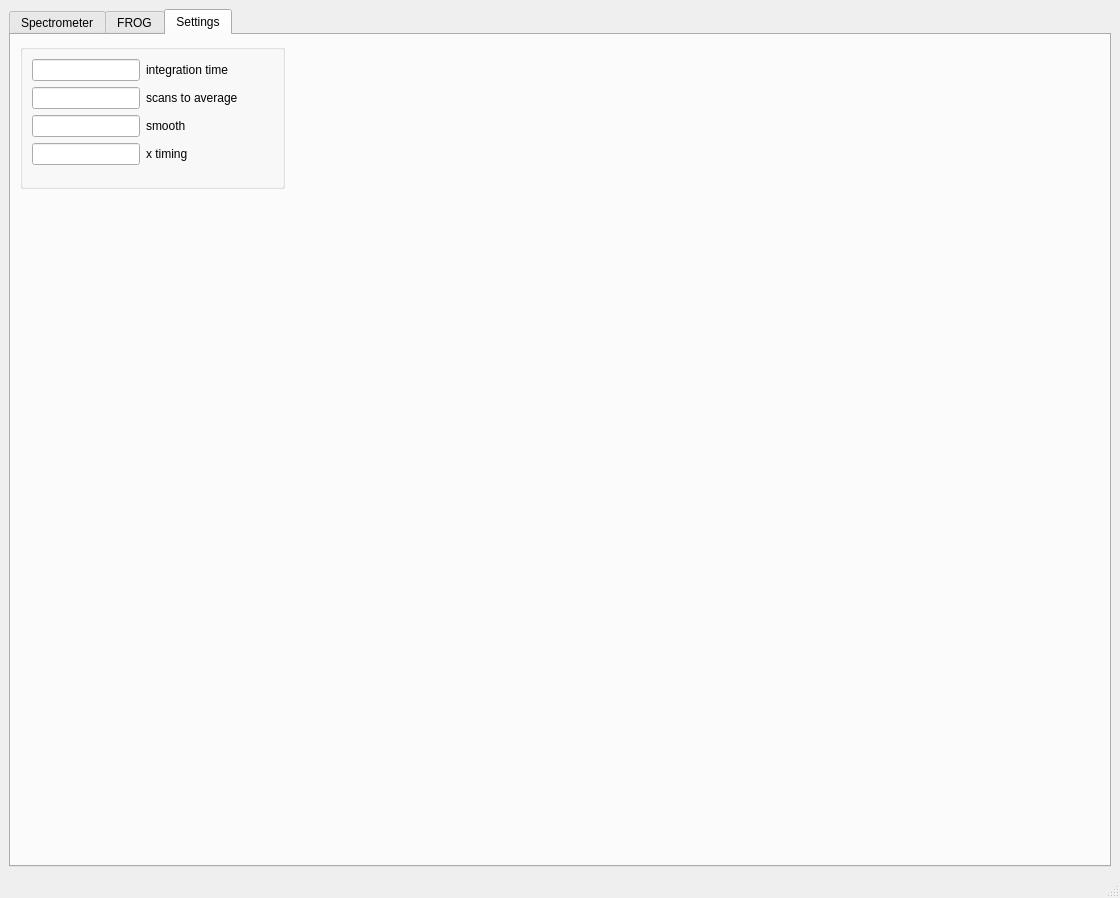
Old version of the form qt_designer/form.ui in the repository peter-chang62/Chi-3-FROG.
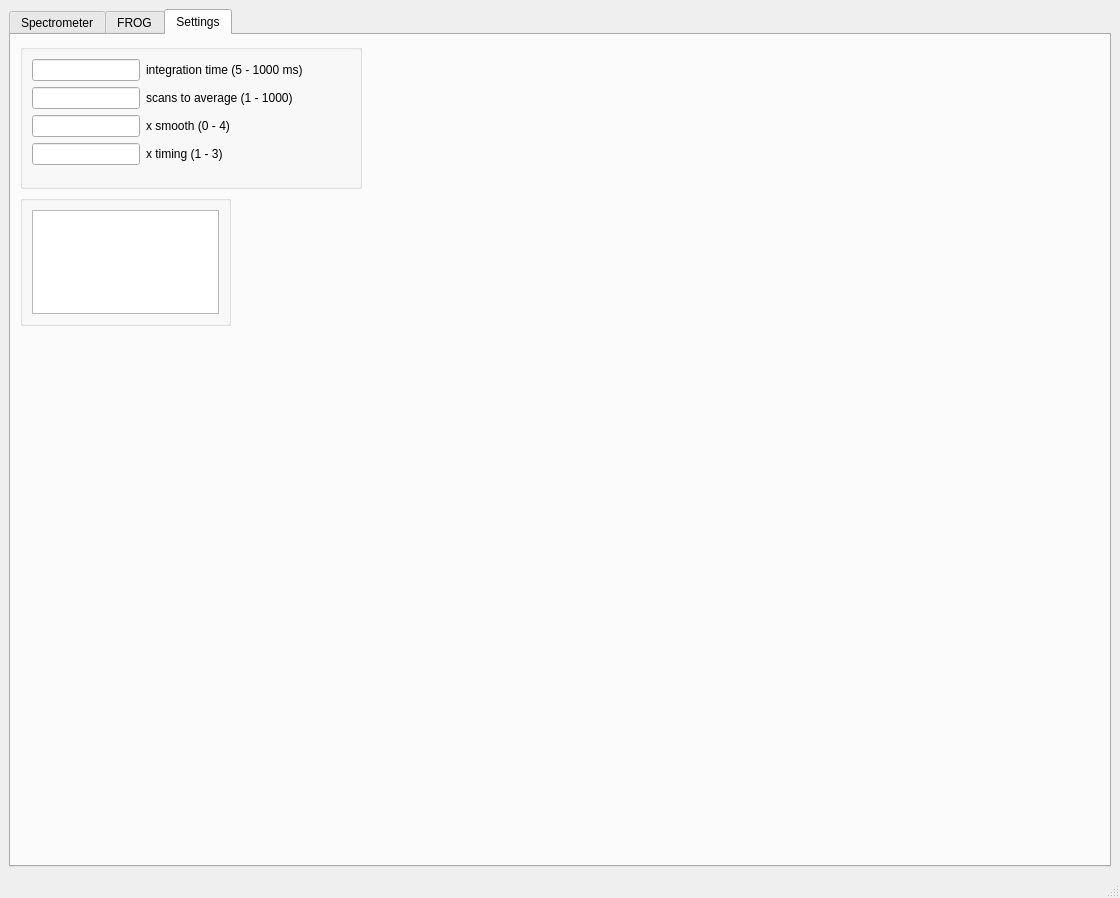
New version of the form. The open tabs and pages were chosen to show the change. Custom widgets are drawn as their Qt base class.

Commit message: settings tab

What changed in the file:
```diff
--- a/qt_designer/form.ui
+++ b/qt_designer/form.ui
@@ -737,18 +737,18 @@
        <attribute name="title">
         <string>Settings</string>
        </attribute>
-       <layout class="QGridLayout" name="gridLayout_11">
+       <layout class="QGridLayout" name="gridLayout_12">
         <item row="0" column="0" rowspan="2">
          <widget class="QGroupBox" name="groupBox_4">
           <property name="minimumSize">
            <size>
-            <width>265</width>
+            <width>342</width>
             <height>145</height>
            </size>
           </property>
           <property name="maximumSize">
            <size>
-            <width>265</width>
+            <width>342</width>
             <height>145</height>
            </size>
           </property>
@@ -759,7 +759,7 @@
            <item row="0" column="1">
             <widget class="QLabel" name="label_3">
              <property name="text">
-              <string>integration time</string>
+              <string>integration time (5 - 1000 ms)</string>
              </property>
             </widget>
            </item>
@@ -769,7 +769,7 @@
            <item row="1" column="1">
             <widget class="QLabel" name="label_20">
              <property name="text">
-              <string>scans to average</string>
+              <string>scans to average (1 - 1000)</string>
              </property>
             </widget>
            </item>
@@ -779,7 +779,7 @@
            <item row="2" column="1">
             <widget class="QLabel" name="label_21">
              <property name="text">
-              <string>smooth</string>
+              <string>x smooth (0 - 4)</string>
              </property>
             </widget>
            </item>
@@ -789,7 +789,7 @@
            <item row="3" column="1">
             <widget class="QLabel" name="label_22">
              <property name="text">
-              <string>x timing</string>
+              <string>x timing (1 - 3)</string>
              </property>
             </widget>
            </item>
@@ -809,7 +809,7 @@
           </property>
          </spacer>
         </item>
-        <item row="1" column="1" rowspan="2">
+        <item row="1" column="1" rowspan="3">
          <spacer name="verticalSpacer_4">
           <property name="orientation">
            <enum>Qt::Orientation::Vertical</enum>
@@ -823,6 +823,30 @@
          </spacer>
         </item>
         <item row="2" column="0">
+         <widget class="QGroupBox" name="groupBox_2">
+          <property name="minimumSize">
+           <size>
+            <width>211</width>
+            <height>131</height>
+           </size>
+          </property>
+          <property name="maximumSize">
+           <size>
+            <width>211</width>
+            <height>131</height>
+           </size>
+          </property>
+          <property name="title">
+           <string/>
+          </property>
+          <layout class="QGridLayout" name="gridLayout_11">
+           <item row="0" column="0">
+            <widget class="QTextBrowser" name="tb_settings_error"/>
+           </item>
+          </layout>
+         </widget>
+        </item>
+        <item row="3" column="0">
          <spacer name="verticalSpacer_3">
           <property name="orientation">
            <enum>Qt::Orientation::Vertical</enum>
```
Left out of the diff: 8 changed lines with no effect on the pictures. The commit also changes 5 other files.
